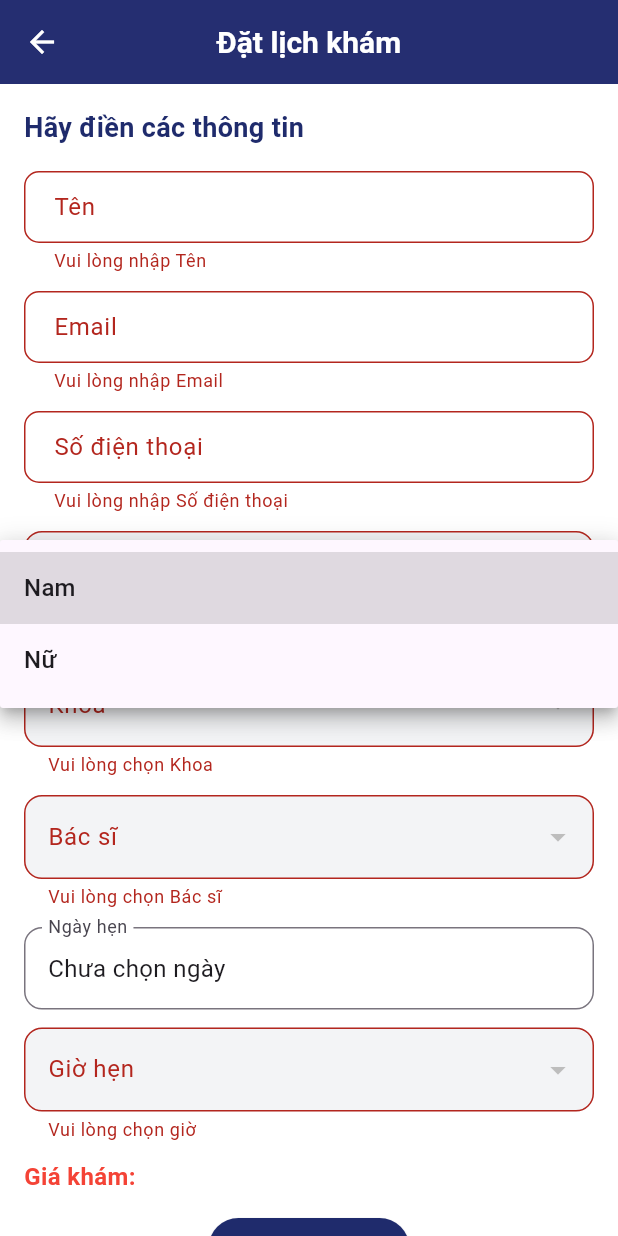
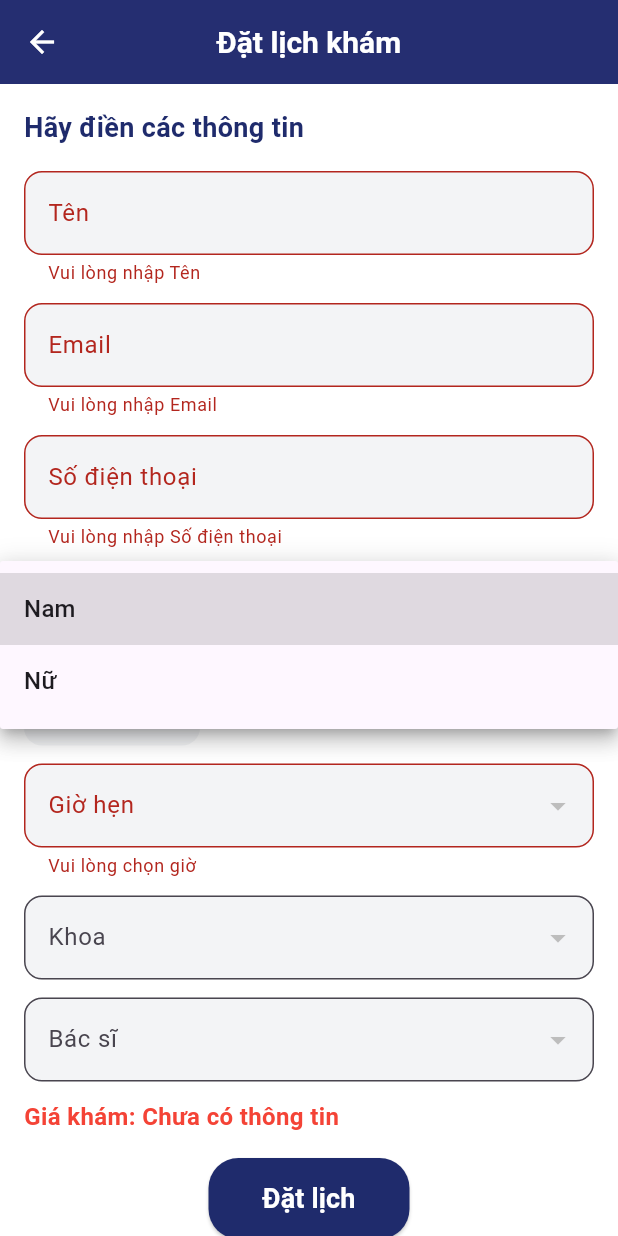
Before and after one commit to dominhhuy1703/Medical_Clinic, a Flutter app: the BookingPage screen opened by its route, after a tap on "Đặt lịch", after a tap on "Giới tính", on a phone screen of 412 x 824 dp. Run offline on Flutter 3.47's test engine with Material 3 defaults, Android fonts, the phone set to English and light mode, and no system bars; our stand-ins replace dio, firebase_auth, flutter_secure_storage, font_awesome_flutter, shared_preferences; accounts and stored records are empty; network calls fail.

Commit message:
[HUY] Add detail for userLoggedIn

```diff
--- a/MedicalClinic/lib/api_service.dart
+++ b/MedicalClinic/lib/api_service.dart
@@ -4,12 +4,11 @@ import 'package:provider/provider.dart';
 import 'token_provider.dart';
 import 'package:flutter/material.dart';
 
-
 class ApiService {
   static const String baseUrl = 'https://medical-clinic-api.vercel.app/api/v1';
 
   // Hàm để gửi yêu cầu đăng nhập
-  static Future<Map<String, dynamic>> login(String email, String password) async {
+  static Future<Map<String, dynamic>> login(String email, String password, BuildContext context) async {
     final url = Uri.parse('$baseUrl/auth/login/');
     try {
       final response = await http.post(
@@ -21,18 +20,25 @@ class ApiService {
       if (response.statusCode == 200) {
         final data = json.decode(response.body);
         if (data['access'] != null) {
+          // Lưu token và userId vào TokenProvider
+          final tokenProvider = Provider.of<TokenProvider>(context, listen: false);
+          tokenProvider.setToken(data['access']);
+          tokenProvider.setUserId(data['user_id']);
+
+          print("Login success - User ID: ${data['user_id']}");
+          print("Login success - Access token: ${data['access']}");
 
           return {
             'status': 'success',
             'message': data['message'],
             'access': data['access'],
             'refresh': data['refresh'],
+            'user_id': data['user_id'],
           };
         } else {
           return {'status': 'error', 'message': 'Access token not found'};
         }
       } else {
-
         return {
           'status': 'error',
           'message': 'Failed to login: ${response.statusCode}',
@@ -41,6 +47,46 @@ class ApiService {
       }
     } catch (e) {
       throw Exception('Failed to connect to server: $e');
+    }
+  }
+
+  // Hàm lấy thông tin User đã đăng nhập
+  static Future<Map<String, dynamic>> getLoggedInUserInfo(BuildContext context) async {
+    // Lấy userID từ TokenProvider
+    final userId = Provider.of<TokenProvider>(context, listen: false).user_id;
+    if (userId == null) {
+      throw Exception('User ID không tồn tại, vui lòng đăng nhập lại.');
+    }
+
+    final url = Uri.parse('$baseUrl/users/$userId/');
+    print("Gọi đến URL: $url");
+
+    final token = Provider.of<TokenProvider>(context, listen: false).token;
+    if (token.isEmpty) {
+      throw Exception('Token không hợp lệ hoặc chưa đăng nhập');
+    }
+
+    try {
+      final response = await http.get(
+        url,
+        headers: {
+          'Content-Type': 'application/json',
+          'Authorization': 'Bearer $token',
+        },
+      );
+
+      print("Phản hồi từ API $url: ${response.statusCode}");
+      print("Phản hồi body: ${response.body}");
+
+      if (response.statusCode == 200) {
+        final decodedResponse = utf8.decode(response.bodyBytes);
+        final data = json.decode(decodedResponse);
+        return data;
+      } else {
+        throw Exception('Failed to load user info: ${response.statusCode}');
+      }
+    } catch (e) {
+      throw Exception('Error: $e');
     }
   }
 
--- a/MedicalClinic/lib/booking_schedule.dart
+++ b/MedicalClinic/lib/booking_schedule.dart
@@ -3,6 +3,8 @@ import 'provision.dart';
 import 'home_screen.dart';
 import 'api_service.dart';
 import 'package:intl/intl.dart';
+import 'package:provider/provider.dart';
+
 void main() {
   runApp(const MaterialApp(home: BookingPage()));
 }
@@ -20,15 +22,15 @@ class _BookingPageState extends State<BookingPage> {
   String? selectedGender;
   String? selectedDepartment;
   String? selectedDoctor;
-  int ?consultationFee ;
+  int? consultationFee;
   DateTime? selectedDate;
   TimeOfDay? selectedTime;
 
+  Map<String, dynamic>? userInfo;
   List<Map<String, dynamic>> departments = [];
   List<Map<String, dynamic>> doctors = [];
   bool isLoadingDepartments = true;
   bool isLoadingDoctors = false;
-
 
   final TextEditingController nameController = TextEditingController();
   final TextEditingController emailController = TextEditingController();
@@ -38,7 +40,28 @@ class _BookingPageState extends State<BookingPage> {
   @override
   void initState() {
     super.initState();
-    _fetchDepartments();
+    _fetchUserInfo(); // Lấy thông tin người dùng hiện tại
+    _fetchDepartments(); // Gọi API lấy danh sách khoa ngay khi khởi tạo
+  }
+
+  Future<void> _fetchUserInfo() async {
+    try {
+      print("Bắt đầu lấy thông tin người dùng...");
+      final data = await ApiService.getLoggedInUserInfo(context);
+      print("Thông tin người dùng nhận được: $data");
+
+      setState(() {
+        userInfo = data;
+        nameController.text = '${userInfo?['first_name'] ?? ''} ${userInfo?['last_name'] ?? ''}';
+        emailController.text = userInfo?['email'] ?? '';
+        phoneController.text = userInfo?['phone'] ?? '';
+      });
+    } catch (e) {
+      print("Lỗi khi lấy thông tin người dùng: $e");
+      ScaffoldMessenger.of(context).showSnackBar(
+        const SnackBar(content: Text("Không thể tải thông tin người dùng")),
+      );
+    }
   }
 
   Future<void> _fetchDepartments() async {
@@ -59,16 +82,16 @@ class _BookingPageState extends State<BookingPage> {
   Future<void> _fetchDoctors() async {
     if (selectedDepartment != null) {
       try {
-        final department = departments.firstWhere((dept) =>
-        dept['name'] == selectedDepartment);
+        final department = departments.firstWhere(
+              (dept) => dept['name'] == selectedDepartment,
+        );
         final departmentId = department['id'];
 
         setState(() {
           isLoadingDoctors = true;
         });
 
-        final doctorData = await ApiService.getDoctorsByDepartment(
-            departmentId, context);
+        final doctorData = await ApiService.getDoctorsByDepartment(departmentId, context);
 
         setState(() {
           doctors = doctorData;
@@ -87,8 +110,7 @@ class _BookingPageState extends State<BookingPage> {
     if (doctorName != null && doctors.isNotEmpty) {
       final selectedDoctorData = doctors.firstWhere(
             (doctor) =>
-        '${doctor['user']['first_name']} ${doctor['user']['last_name']}' ==
-            doctorName,
+        '${doctor['user']['first_name']} ${doctor['user']['last_name']}' == doctorName,
         orElse: () => {},
       );
 
@@ -113,7 +135,6 @@ class _BookingPageState extends State<BookingPage> {
       });
     }
   }
-
 
   Widget _buildTimePicker() {
     return DropdownButtonFormField<String>(
@@ -217,6 +238,14 @@ class _BookingPageState extends State<BookingPage> {
                   },
                 ),
                 const SizedBox(height: 12),
+                // Di chuyển phần chọn ngày và giờ lên trên
+                GestureDetector(
+                  onTap: () => _selectDate(context),
+                  child: _buildDateField(),
+                ),
+                const SizedBox(height: 12),
+                _buildTimePicker(),
+                const SizedBox(height: 12),
                 _buildDropdown(
                   label: 'Khoa',
                   items: isLoadingDepartments
@@ -247,15 +276,8 @@ class _BookingPageState extends State<BookingPage> {
                   },
                 ),
                 const SizedBox(height: 12),
-                GestureDetector(
-                  onTap: () => _selectDate(context),
-                  child: _buildDateField(),
-                ),
-                const SizedBox(height: 12),
-                _buildTimePicker(),
-                const SizedBox(height: 12),
                 Text(
-                  'Giá khám: ',
+                  'Giá khám: ${consultationFee != null ? '$consultationFee VND' : 'Chưa có thông tin'}',
                   style: const TextStyle(fontSize: 16, fontWeight: FontWeight.bold, color: Colors.red),
                 ),
                 const SizedBox(height: 16),
@@ -268,10 +290,7 @@ class _BookingPageState extends State<BookingPage> {
                     ),
                     onPressed: () {
                       if (_formKey.currentState!.validate()) {
-                        Navigator.push(
-                          context,
-                          MaterialPageRoute(builder: (context) => ProvisionPage()),
-                        );
+                        // Handle the booking submission logic here
                       }
                     },
                     child: const Text(
@@ -299,8 +318,9 @@ class _BookingPageState extends State<BookingPage> {
       decoration: InputDecoration(
         labelText: label,
         hintText: hint,
-        border: OutlineInputBorder(borderRadius: BorderRadius.circular(10)),
-        contentPadding: const EdgeInsets.symmetric(vertical: 12, horizontal: 16),
+        filled: true,
+        fillColor: const Color(0xFFF3F4F6),
+        border: OutlineInputBorder(borderRadius: BorderRadius.circular(12)),
       ),
       keyboardType: keyboardType,
       validator: (value) {
@@ -316,7 +336,7 @@ class _BookingPageState extends State<BookingPage> {
     required String label,
     required List<String> items,
     String? value,
-    void Function(String?)? onChanged,
+    required Function(String?) onChanged,
   }) {
     return DropdownButtonFormField<String>(
       isExpanded: true,
@@ -334,27 +354,21 @@ class _BookingPageState extends State<BookingPage> {
         );
       }).toList(),
       onChanged: onChanged,
-      validator: (value) {
-        if (value == null || value.isEmpty) {
-          return 'Vui lòng chọn $label';
-        }
-        return null;
-      },
     );
   }
 
   Widget _buildDateField() {
-    final formattedDate = selectedDate != null
-        ? DateFormat('dd/MM/yyyy').format(selectedDate!)
-        : 'Chưa chọn ngày';
-    return InputDecorator(
-      decoration: InputDecoration(
-        labelText: 'Ngày hẹn',
-        border: OutlineInputBorder(borderRadius: BorderRadius.circular(12)),
+    return Container(
+      padding: const EdgeInsets.symmetric(vertical: 14, horizontal: 20),
+      decoration: BoxDecoration(
+        color: const Color(0xFFF3F4F6),
+        borderRadius: BorderRadius.circular(12),
       ),
       child: Text(
-        formattedDate,
-        style: TextStyle(fontSize: 16),
+        selectedDate == null
+            ? 'Chọn ngày'
+            : '${selectedDate?.day}/${selectedDate?.month}/${selectedDate?.year}',
+        style: const TextStyle(fontSize: 16),
       ),
     );
   }
--- a/MedicalClinic/lib/profile.dart
+++ b/MedicalClinic/lib/profile.dart
@@ -96,7 +96,7 @@ class ProfilePage extends StatelessWidget {
   }
 
   void _logout(BuildContext context) {
-    Provider.of<TokenProvider>(context, listen: false).clearToken();
+    Provider.of<TokenProvider>(context, listen: false).clearData();
     Navigator.pushReplacementNamed(context, '/login');
   }
 }
--- a/MedicalClinic/lib/token_provider.dart
+++ b/MedicalClinic/lib/token_provider.dart
@@ -2,16 +2,24 @@ import 'package:flutter/material.dart';
 
 class TokenProvider extends ChangeNotifier {
   String _token = '';
+  int? _user_id = 5; // Thêm biến userId
 
   String get token => _token;
+  int? get user_id => _user_id;
 
   void setToken(String token) {
     _token = token;
     notifyListeners();
   }
 
-  void clearToken() {
+  void setUserId(int userId) {
+    _user_id = userId;
+    notifyListeners();
+  }
+
+  void clearData() {
     _token = '';
+    _user_id = null; // Xóa userId khi logout
     notifyListeners();
   }
 }
```
Also changed, not shown: MedicalClinic/pubspec.yaml (+3 -11 lines), MedicalClinic/pubspec.lock, 5 other files.
